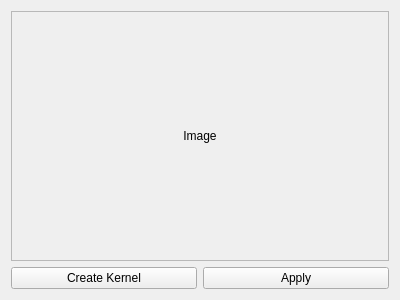
Old version of the form Imgproc/customfilter.ui in the repository manashmandal/ImageProcessingToolbox.
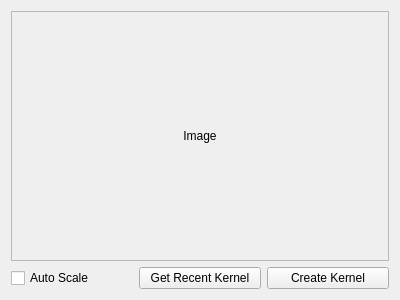
New version of the form.

```diff
--- a/Imgproc/customfilter.ui
+++ b/Imgproc/customfilter.ui
@@ -45,6 +45,20 @@
    </item>
    <item row="1" column="0">
     <layout class="QHBoxLayout" name="horizontalLayout">
+     <item>
+      <widget class="QCheckBox" name="autoScaleCheckBox">
+       <property name="text">
+        <string>Auto Scale</string>
+       </property>
+      </widget>
+     </item>
+     <item>
+      <widget class="QPushButton" name="getKernelButton">
+       <property name="text">
+        <string>Get Recent Kernel</string>
+       </property>
+      </widget>
+     </item>
      <item>
       <widget class="QPushButton" name="createKernelButton">
        <property name="text">
@@ -52,13 +66,6 @@
        </property>
       </widget>
      </item>
-     <item>
-      <widget class="QPushButton" name="applyButton">
-       <property name="text">
-        <string>Apply</string>
-       </property>
-      </widget>
-     </item>
     </layout>
    </item>
   </layout>
```
